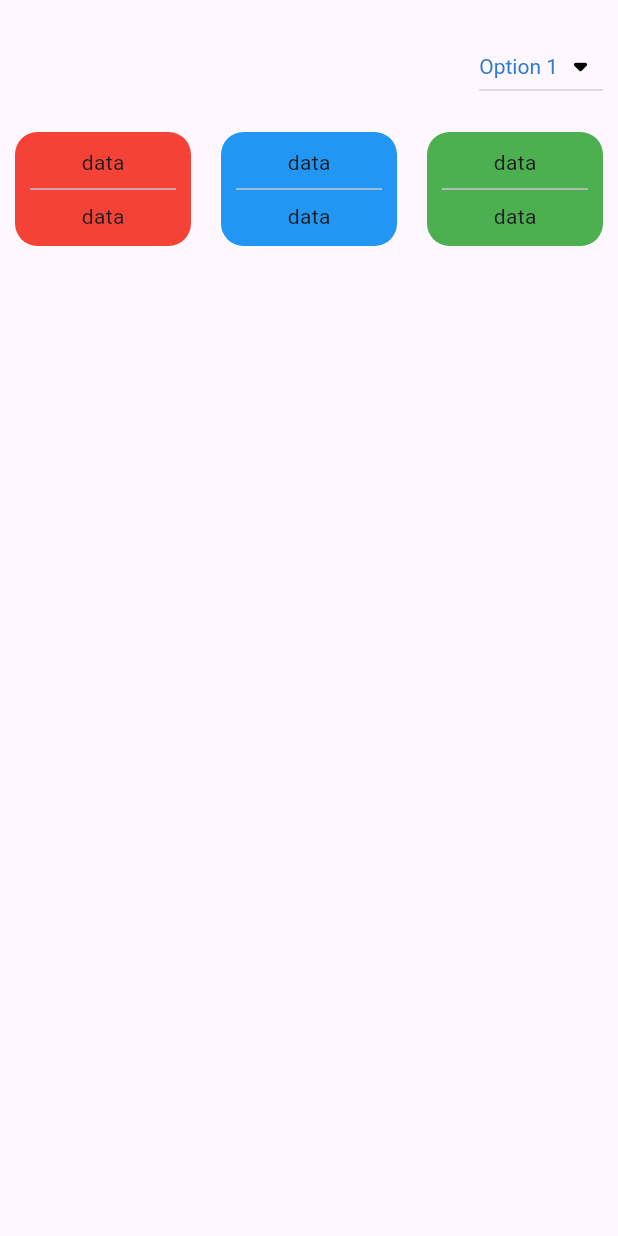
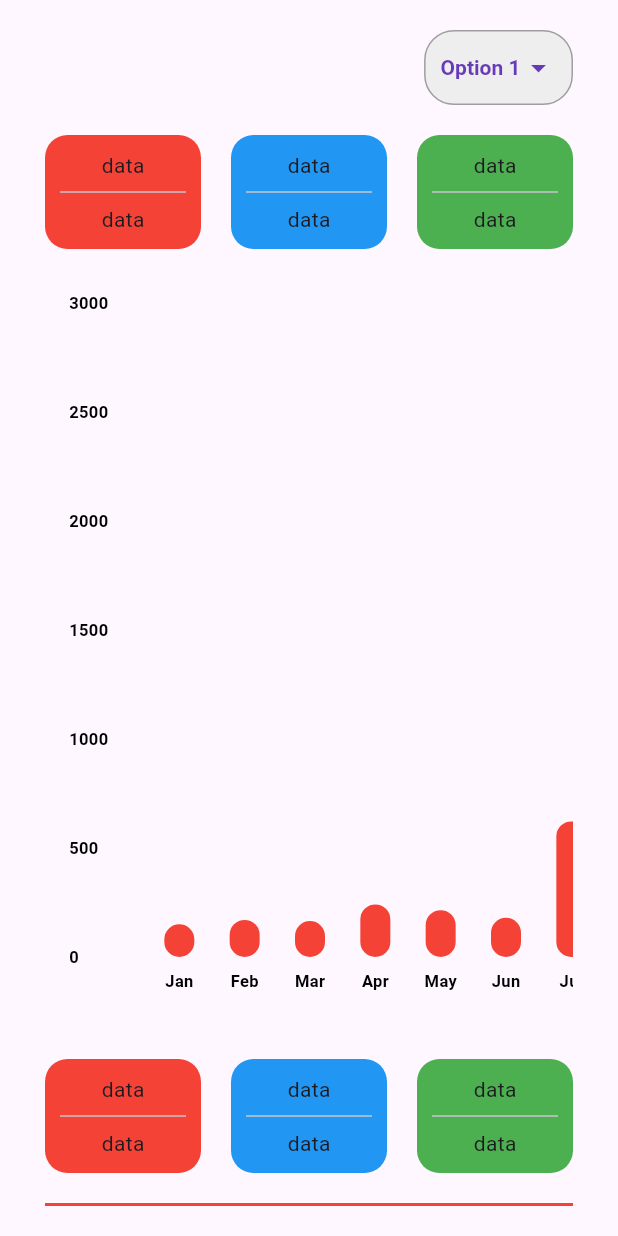
Before and after one commit to nadmrls/funds_transfer_ui, a Flutter app: the screen it shows after launch, on a phone screen of 412 x 824 dp. Run offline on Flutter 3.47's test engine with Material 3 defaults, Android fonts, the phone set to English and light mode, and no system bars; drawn by our look-alikes of fl_chart.

Commit message:
graph and drop down button

```diff
--- a/dashboard/lib/screens/mainscreen.dart
+++ b/dashboard/lib/screens/mainscreen.dart
@@ -1,3 +1,4 @@
+import 'package:dashboard/widgets/bar_graph.dart';
 import 'package:dashboard/widgets/custom_container.dart';
 import 'package:flutter/material.dart';
 
@@ -15,33 +16,48 @@ class _MainscreenState extends State<Mainscreen> {
   Widget build(BuildContext context) {
     return Scaffold(
       body: Padding(
-        padding: const EdgeInsets.symmetric(vertical: 20, horizontal: 10),
+        padding: const EdgeInsets.symmetric(vertical: 20, horizontal: 30),
         child: SingleChildScrollView(
           child: Column(
             crossAxisAlignment: CrossAxisAlignment.end,
             children: [
-              DropdownButton<String>(
+              Container(
+                padding: const EdgeInsets.symmetric(horizontal: 10),
+                decoration: BoxDecoration(
+                  color: Colors.grey.shade200, // Background color of dropdown
+                  borderRadius: BorderRadius.circular(20),
+                  border: Border.all(color: Colors.grey, width: 1),
+                ),
+                child: DropdownButtonHideUnderline(
+                  child: DropdownButton<String>(
                     value: dropdownValue,
-                icon: const Icon(
-                  Icons.arrow_drop_down_rounded,
-                  color: Colors.black,
-                  size: 30,
+                    icon: const Icon(Icons.arrow_drop_down,
+                        color: Colors.deepPurple),
+                    dropdownColor:
+                        Colors.white, // Dropdown menu background color
+                    style: const TextStyle(
+                      color: Colors.deepPurple, // Text color
+                      fontWeight: FontWeight.bold,
                     ),
-                elevation: 16,
-                style:
-                    const TextStyle(color: Color.fromARGB(255, 43, 122, 217)),
+                    borderRadius: BorderRadius.circular(8),
                     onChanged: (String? newValue) {
                       setState(() {
                         dropdownValue = newValue!;
                       });
                     },
-                items: <String>['Option 1', 'Option 2', 'Option 3', 'Option 4']
-                    .map<DropdownMenuItem<String>>((String value) {
+                    items: <String>[
+                      'Option 1',
+                      'Option 2',
+                      'Option 3',
+                      'Option 4'
+                    ].map<DropdownMenuItem<String>>((String value) {
                       return DropdownMenuItem<String>(
                         value: value,
                         child: Text(value),
                       );
                     }).toList(),
+                  ),
+                ),
               ),
               const SizedBox(height: 20),
               const Row(
@@ -53,6 +69,34 @@ class _MainscreenState extends State<Mainscreen> {
                   Expanded(child: CustomContainer(background: Colors.green)),
                 ],
               ),
+              const SizedBox(
+                height: 20,
+              ),
+              Container(
+                width: double.infinity,
+                height: 500,
+                child: BarGraph(),
+              ),
+              const SizedBox(
+                height: 20,
+              ),
+              const Row(
+                children: [
+                  Expanded(child: CustomContainer(background: Colors.red)),
+                  const SizedBox(width: 20),
+                  Expanded(child: CustomContainer(background: Colors.blue)),
+                  const SizedBox(width: 20),
+                  Expanded(child: CustomContainer(background: Colors.green)),
+                ],
+              ),
+              const SizedBox(
+                height: 20,
+              ),
+              Container(
+                color: Colors.red,
+                width: double.infinity,
+                height: 500,
+              ),
             ],
           ),
         ),
--- /dev/null
+++ b/dashboard/lib/widgets/bar_graph.dart
@@ -0,0 +1,150 @@
+import 'package:flutter/material.dart';
+import 'package:fl_chart/fl_chart.dart';
+
+class BarGraph extends StatelessWidget {
+  final List<double> count = [150, 170, 165, 241, 215, 180, 622, 1582];
+
+  BarGraph({super.key});
+
+  @override
+  Widget build(BuildContext context) {
+    return Scaffold(
+      backgroundColor: Colors.transparent,
+      body: Center(
+        child: SingleChildScrollView(
+          scrollDirection: Axis.horizontal,
+          child: Container(
+            padding: const EdgeInsets.all(16.0),
+            child: MonthlySalesBarChart(count: count),
+          ),
+        ),
+      ),
+    );
+  }
+}
+
+class MonthlySalesBarChart extends StatelessWidget {
+  final List<double> count;
+
+  const MonthlySalesBarChart({super.key, required this.count});
+
+  @override
+  Widget build(BuildContext context) {
+    return SizedBox(
+      width: MediaQuery.of(context).size.width,
+      height: 6000,
+      child: BarChart(
+        BarChartData(
+          gridData: FlGridData(show: false),
+          titlesData: FlTitlesData(
+            leftTitles: AxisTitles(
+              sideTitles: SideTitles(
+                showTitles: true,
+                reservedSize: 40,
+                interval: 500, // Set interval for Y-axis labels
+                getTitlesWidget: (value, meta) {
+                  const style = TextStyle(
+                    color: Colors.black,
+                    fontWeight: FontWeight.bold,
+                    fontSize: 11,
+                  );
+                  return Text('${value.toInt()}', style: style);
+                },
+              ),
+            ),
+            rightTitles: const AxisTitles(
+              sideTitles: SideTitles(showTitles: false),
+            ),
+            topTitles: const AxisTitles(
+              sideTitles: SideTitles(showTitles: false),
+            ),
+            bottomTitles: AxisTitles(
+              sideTitles: SideTitles(
+                showTitles: true,
+                reservedSize: 32,
+                getTitlesWidget: (value, meta) {
+                  const style = TextStyle(
+                    color: Colors.black,
+                    fontWeight: FontWeight.bold,
+                    fontSize: 11,
+                  );
+                  switch (value.toInt()) {
+                    case 0:
+                      return SideTitleWidget(
+                          axisSide: meta.axisSide,
+                          child: const Text('Jan', style: style));
+                    case 1:
+                      return SideTitleWidget(
+                          axisSide: meta.axisSide,
+                          child: const Text('Feb', style: style));
+                    case 2:
+                      return SideTitleWidget(
+                          axisSide: meta.axisSide,
+                          child: const Text('Mar', style: style));
+                    case 3:
+                      return SideTitleWidget(
+                          axisSide: meta.axisSide,
+                          child: const Text('Apr', style: style));
+                    case 4:
+                      return SideTitleWidget(
+                          axisSide: meta.axisSide,
+                          child: const Text('May', style: style));
+                    case 5:
+                      return SideTitleWidget(
+                          axisSide: meta.axisSide,
+                          child: const Text('Jun', style: style));
+                    case 6:
+                      return SideTitleWidget(
+                          axisSide: meta.axisSide,
+                          child: const Text('Jul', style: style));
+                    case 7:
+                      return SideTitleWidget(
+                          axisSide: meta.axisSide,
+                          child: const Text('Aug', style: style));
+                    case 8:
+                      return SideTitleWidget(
+                          axisSide: meta.axisSide,
+                          child: const Text('Sep', style: style));
+                    case 9:
+                      return SideTitleWidget(
+                          axisSide: meta.axisSide,
+                          child: const Text('Oct', style: style));
+                    case 10:
+                      return SideTitleWidget(
+                          axisSide: meta.axisSide,
+                          child: const Text('Nov', style: style));
+                    case 11:
+                      return SideTitleWidget(
+                          axisSide: meta.axisSide,
+                          child: const Text('Dec', style: style));
+                    default:
+                      return const SizedBox.shrink();
+                  }
+                },
+                interval: 1, // Show one label per month
+              ),
+            ),
+          ),
+          borderData: FlBorderData(
+            show: false,
+            border: Border.all(color: Colors.grey, width: 1),
+          ),
+          barGroups: count.asMap().entries.map((entry) {
+            return BarChartGroupData(
+              x: entry.key,
+              barRods: [
+                BarChartRodData(
+                  toY: entry.value,
+                  color: Colors.red,
+                  width: 20, // Set the width of the bars
+                ),
+              ],
+            );
+          }).toList(),
+          minY: 0, // Set a fixed minimum value for Y axis
+          maxY: 3000, // Set a fixed maximum value for Y axis
+        ),
+      ),
+    );
+  }
+}
--- a/dashboard/pubspec.yaml
+++ b/dashboard/pubspec.yaml
@@ -35,6 +35,7 @@ dependencies:
   # The following adds the Cupertino Icons font to your application.
   # Use with the CupertinoIcons class for iOS style icons.
   cupertino_icons: ^1.0.6
+  fl_chart: ^0.69.0
 
 dev_dependencies:
   flutter_test:
```
Also changed, not shown: dashboard/pubspec.lock. Lines whose indentation alone changed are shown as unchanged.
